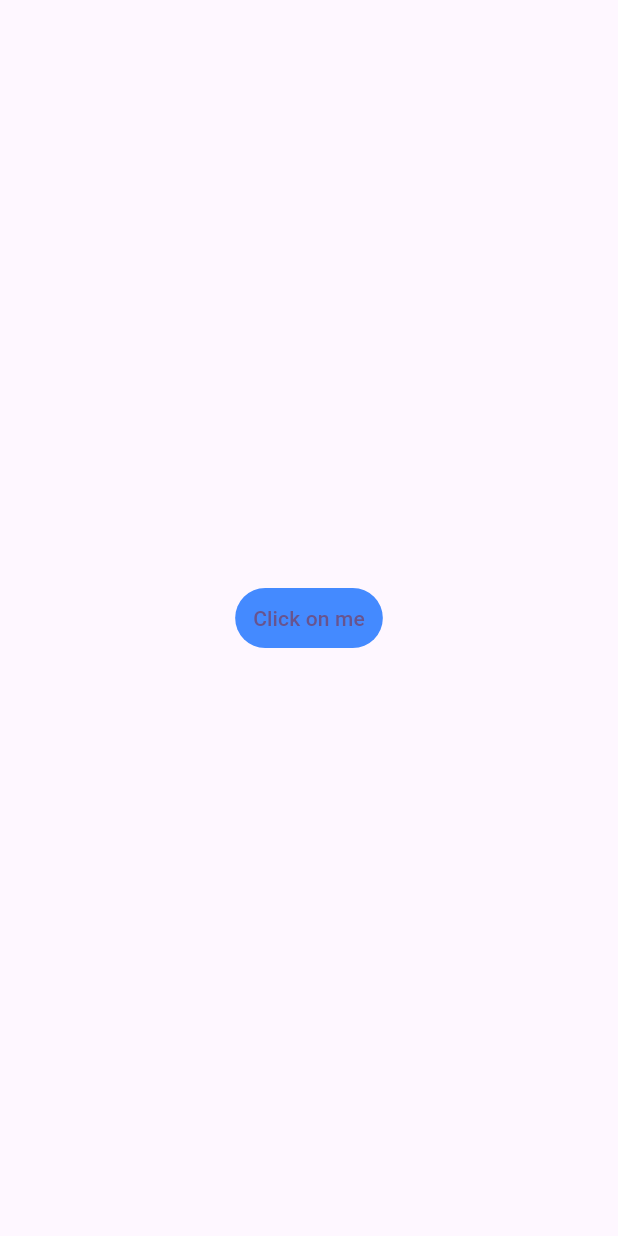
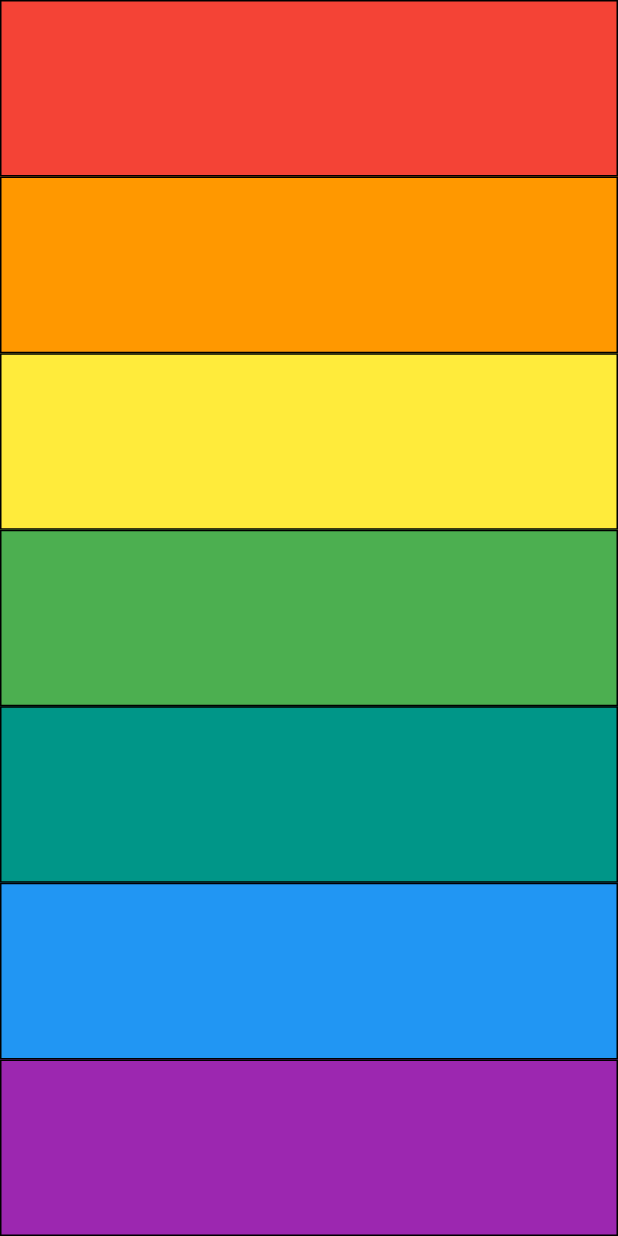
Before and after one commit to yonathanavila/xylophone_flutter, a Flutter app: the screen it shows after launch, on a phone screen of 412 x 824 dp. Run offline on Flutter 3.47's test engine with Material 3 defaults, Android fonts, the light colour scheme and no system bars; our stand-ins replace audioplayers.

```diff
--- a/lib/main.dart
+++ b/lib/main.dart
@@ -7,6 +7,11 @@ void main() {
 
 class MyApp extends StatelessWidget {
   const MyApp({super.key});
+
+  void playSound(int sound) {
+    final player = AudioPlayer();
+    player.play(AssetSource('note$sound.wav'));
+  }
 
   // This widget is the root of your application.
   @override
@@ -18,18 +23,131 @@ class MyApp extends StatelessWidget {
         useMaterial3: true,
       ),
       home: Scaffold(
+        backgroundColor: Colors.black,
         body: SafeArea(
-          child: Center(
-            child: TextButton(
-              style: ButtonStyle(
-                  backgroundColor: MaterialStateProperty.resolveWith(
-                      (states) => Colors.blueAccent)),
-              onPressed: () async {
-                final player = AudioPlayer();
-                await player.play(AssetSource('note1.wav'));
-              },
-              child: Text('Click on me'),
-            ),
+          child: Column(
+            crossAxisAlignment: CrossAxisAlignment.stretch,
+            children: [
+              Expanded(
+                child: TextButton(
+                  style: ButtonStyle(
+                    shape: MaterialStateProperty.all(
+                      RoundedRectangleBorder(
+                        borderRadius: BorderRadius.circular(0),
+                        side: const BorderSide(color: Colors.black),
+                      ),
+                    ),
+                    backgroundColor: MaterialStateProperty.all(Colors.red),
+                  ),
+                  onPressed: () {
+                    playSound(1);
+                  },
+                  child: Text(''),
+                ),
+              ),
+              Expanded(
+                child: TextButton(
+                  style: ButtonStyle(
+                    shape: MaterialStateProperty.all(
+                      RoundedRectangleBorder(
+                        borderRadius: BorderRadius.circular(0),
+                        side: const BorderSide(color: Colors.black),
+                      ),
+                    ),
+                    backgroundColor: MaterialStateProperty.all(Colors.orange),
+                  ),
+                  onPressed: () {
+                    playSound(2);
+                  },
+                  child: Text(''),
+                ),
+              ),
+              Expanded(
+                child: TextButton(
+                  style: ButtonStyle(
+                    shape: MaterialStateProperty.all(
+                      RoundedRectangleBorder(
+                        borderRadius: BorderRadius.circular(0),
+                        side: const BorderSide(color: Colors.black),
+                      ),
+                    ),
+                    backgroundColor: MaterialStateProperty.all(Colors.yellow),
+                  ),
+                  onPressed: () {
+                    playSound(3);
+                  },
+                  child: Text(''),
+                ),
+              ),
+              Expanded(
+                child: TextButton(
+                  style: ButtonStyle(
+                    shape: MaterialStateProperty.all(
+                      RoundedRectangleBorder(
+                        borderRadius: BorderRadius.circular(0),
+                        side: const BorderSide(color: Colors.black),
+                      ),
+                    ),
+                    backgroundColor: MaterialStateProperty.all(Colors.green),
+                  ),
+                  onPressed: () {
+                    playSound(4);
+                  },
+                  child: Text(''),
+                ),
+              ),
+              Expanded(
+                child: TextButton(
+                  style: ButtonStyle(
+                    shape: MaterialStateProperty.all(
+                      RoundedRectangleBorder(
+                        borderRadius: BorderRadius.circular(0),
+                        side: const BorderSide(color: Colors.black),
+                      ),
+                    ),
+                    backgroundColor: MaterialStateProperty.all(Colors.teal),
+                  ),
+                  onPressed: () {
+                    playSound(5);
+                  },
+                  child: Text(''),
+                ),
+              ),
+              Expanded(
+                child: TextButton(
+                  style: ButtonStyle(
+                    shape: MaterialStateProperty.all(
+                      RoundedRectangleBorder(
+                        borderRadius: BorderRadius.circular(0),
+                        side: const BorderSide(color: Colors.black),
+                      ),
+                    ),
+                    backgroundColor: MaterialStateProperty.all(Colors.blue),
+                  ),
+                  onPressed: () {
+                    playSound(6);
+                  },
+                  child: Text(''),
+                ),
+              ),
+              Expanded(
+                child: TextButton(
+                  style: ButtonStyle(
+                    shape: MaterialStateProperty.all(
+                      RoundedRectangleBorder(
+                        borderRadius: BorderRadius.zero,
+                        side: const BorderSide(color: Colors.black),
+                      ),
+                    ),
+                    backgroundColor: MaterialStateProperty.all(Colors.purple),
+                  ),
+                  onPressed: () {
+                    playSound(7);
+                  },
+                  child: Text(''),
+                ),
+              ),
+            ],
           ),
         ),
       ),
```
